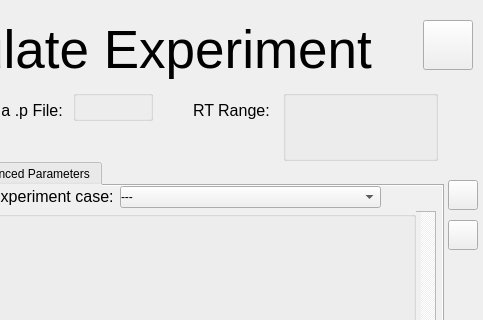
The window that vimmsVisualisedGUI/SimulatePage.ui (Adam-Tem/vimmsVisualised) describes before a commit, drawn with Qt 5; both pictures show x 117 to 600 and y 0 to 320 of the 600 by 502 pixel window.
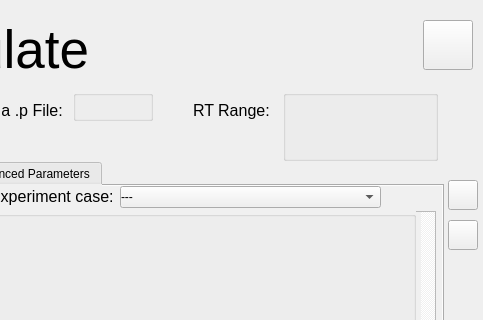
The same window after the commit.

Commit message: Legend now added to summary graph of experiment screen.

```diff
--- a/vimmsVisualisedGUI/SimulatePage.ui
+++ b/vimmsVisualisedGUI/SimulatePage.ui
@@ -28,7 +28,7 @@
     </font>
    </property>
    <property name="text">
-    <string>Simulate Experiment</string>
+    <string>Simulate</string>
    </property>
    <property name="alignment">
     <set>Qt::AlignLeading|Qt::AlignLeft|Qt::AlignVCenter</set>
```
The commit also changes 73 other files.
